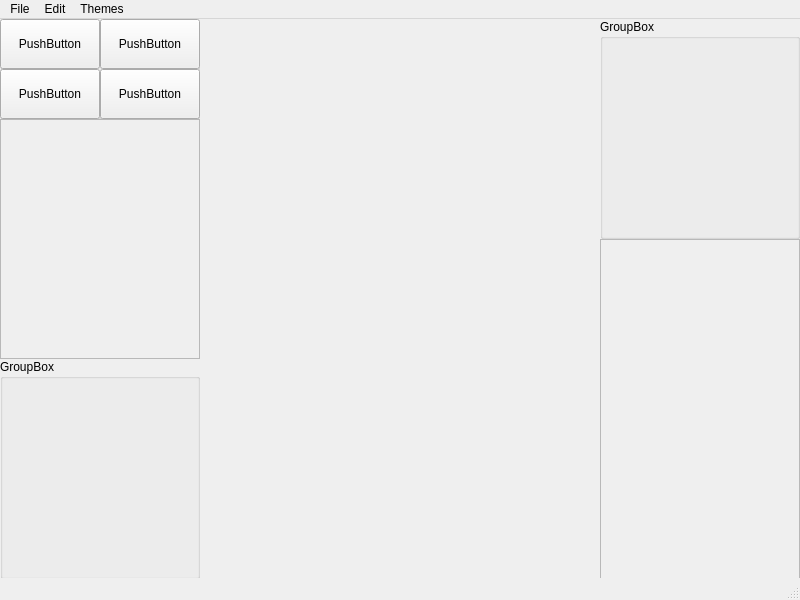
Qt form SpriteEditor/mainwindow.ui (MegaSonic/SpriteEditor) before a commit.
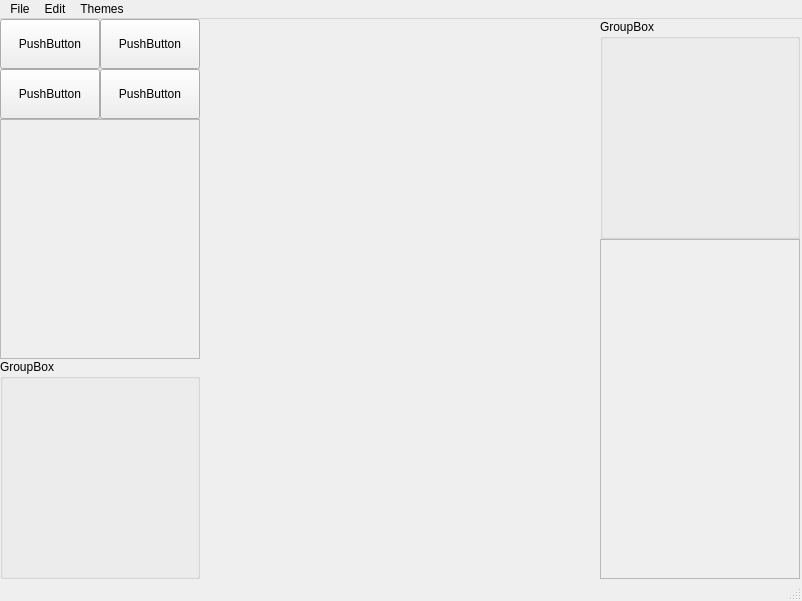
The same form after that commit.

Diff of the .ui file:
```diff
--- a/SpriteEditor/mainwindow.ui
+++ b/SpriteEditor/mainwindow.ui
@@ -6,8 +6,8 @@
    <rect>
     <x>0</x>
     <y>0</y>
-    <width>800</width>
-    <height>600</height>
+    <width>802</width>
+    <height>601</height>
    </rect>
   </property>
   <property name="minimumSize">
@@ -166,7 +166,7 @@
       <x>200</x>
       <y>0</y>
       <width>400</width>
-      <height>540</height>
+      <height>560</height>
      </rect>
     </property>
    </widget>
@@ -176,7 +176,7 @@
     <rect>
      <x>0</x>
      <y>0</y>
-     <width>800</width>
+     <width>802</width>
      <height>21</height>
     </rect>
    </property>
```
Left out of the diff: 18 changed lines with no effect on the pictures.
